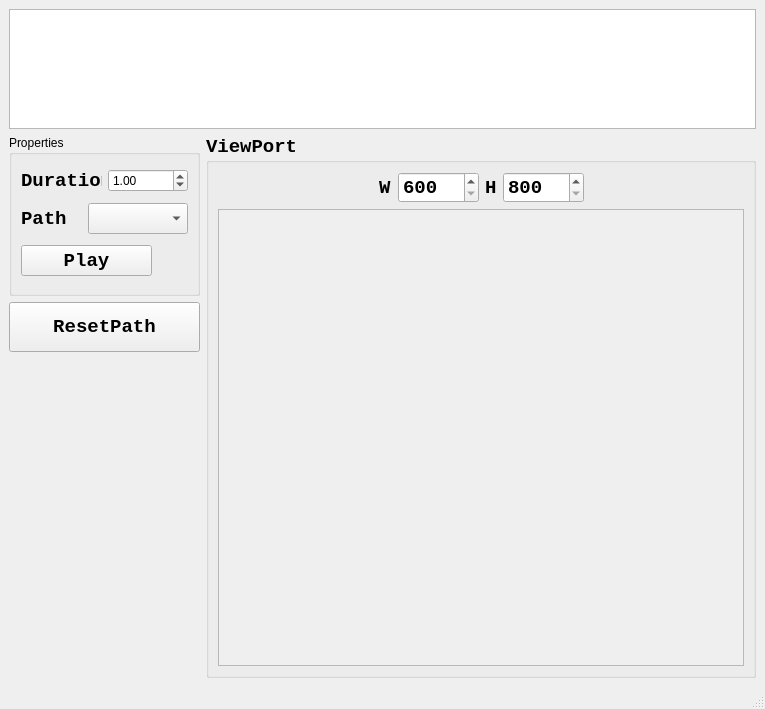
Old version of the form mainwindow.ui in the repository BIGCATDOG/AnimationPreviewer.
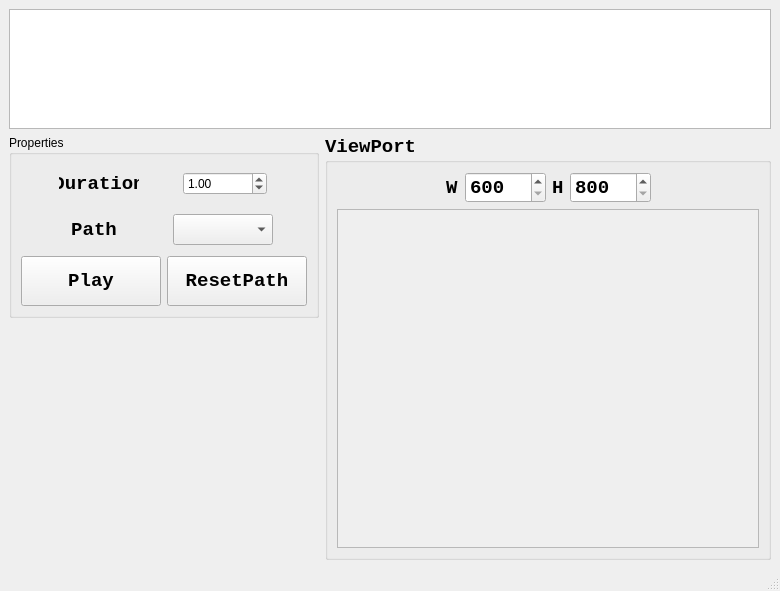
New version of the form. Custom widgets are drawn as their Qt base class.

Commit message: Ui layout adjust

The edit to the form file:
```diff
--- a/mainwindow.ui
+++ b/mainwindow.ui
@@ -6,15 +6,15 @@
    <rect>
     <x>0</x>
     <y>0</y>
-    <width>765</width>
-    <height>709</height>
+    <width>780</width>
+    <height>591</height>
    </rect>
   </property>
   <property name="windowTitle">
    <string>MainWindow</string>
   </property>
   <widget class="QWidget" name="centralwidget">
-   <layout class="QGridLayout" name="gridLayout_7">
+   <layout class="QGridLayout" name="gridLayout_4">
     <item row="0" column="0" colspan="2">
      <widget class="QListWidget" name="easingCurvePicker">
       <property name="minimumSize">
@@ -35,116 +35,65 @@
      </widget>
     </item>
     <item row="1" column="0">
-     <layout class="QGridLayout" name="gridLayout_4">
-      <item row="1" column="0">
-       <widget class="QPushButton" name="pushButton_2">
-        <property name="minimumSize">
-         <size>
-          <width>140</width>
-          <height>50</height>
-         </size>
-        </property>
-        <property name="font">
-         <font>
-          <family>Consolas</family>
-          <pointsize>14</pointsize>
-          <bold>true</bold>
-         </font>
-        </property>
-        <property name="text">
-         <string>ResetPath</string>
-        </property>
-       </widget>
-      </item>
-      <item row="2" column="0">
-       <spacer name="verticalSpacer">
-        <property name="orientation">
-         <enum>Qt::Vertical</enum>
-        </property>
-        <property name="sizeHint" stdset="0">
-         <size>
-          <width>20</width>
-          <height>40</height>
-         </size>
-        </property>
-       </spacer>
-      </item>
+     <layout class="QGridLayout" name="gridLayout_6">
       <item row="0" column="0">
        <widget class="QGroupBox" name="groupBox">
         <property name="minimumSize">
          <size>
-          <width>191</width>
-          <height>161</height>
+          <width>0</width>
+          <height>0</height>
          </size>
         </property>
         <property name="maximumSize">
          <size>
-          <width>191</width>
-          <height>161</height>
+          <width>16777215</width>
+          <height>16777215</height>
          </size>
         </property>
         <property name="title">
          <string>Properties</string>
         </property>
-        <layout class="QGridLayout" name="gridLayout_6">
-         <item row="1" column="0">
-          <layout class="QGridLayout" name="gridLayout_3">
-           <item row="0" column="0">
-            <widget class="QLabel" name="label">
-             <property name="font">
-              <font>
-               <family>Consolas</family>
-               <pointsize>14</pointsize>
-               <bold>true</bold>
-              </font>
-             </property>
-             <property name="text">
-              <string>Path</string>
-             </property>
-            </widget>
-           </item>
-           <item row="0" column="1">
-            <widget class="QComboBox" name="comboBox_pathType">
-             <property name="sizePolicy">
-              <sizepolicy hsizetype="Fixed" vsizetype="Fixed">
-               <horstretch>0</horstretch>
-               <verstretch>0</verstretch>
-              </sizepolicy>
-             </property>
-             <property name="minimumSize">
-              <size>
-               <width>100</width>
-               <height>31</height>
-              </size>
-             </property>
-             <property name="maximumSize">
-              <size>
-               <width>92</width>
-               <height>16777215</height>
-              </size>
-             </property>
-            </widget>
-           </item>
-          </layout>
-         </item>
-         <item row="0" column="0">
-          <layout class="QGridLayout" name="gridLayout">
+        <layout class="QGridLayout" name="gridLayout_7">
+         <item row="0" column="0" colspan="2">
+          <layout class="QGridLayout" name="gridLayout_5">
            <item row="0" column="0">
             <widget class="QLabel" name="label_3">
+             <property name="minimumSize">
+              <size>
+               <width>80</width>
+               <height>40</height>
+              </size>
+             </property>
+             <property name="maximumSize">
+              <size>
+               <width>80</width>
+               <height>40</height>
+              </size>
+             </property>
              <property name="font">
               <font>
                <family>Consolas</family>
                <pointsize>14</pointsize>
+               <weight>75</weight>
                <bold>true</bold>
               </font>
              </property>
              <property name="text">
               <string>Duration</string>
              </property>
+             <property name="alignment">
+              <set>Qt::AlignCenter</set>
+             </property>
             </widget>
            </item>
            <item row="0" column="1">
             <widget class="QDoubleSpinBox" name="doubleSpinBox">
+             <property name="sizePolicy">
+              <sizepolicy hsizetype="Fixed" vsizetype="Fixed">
+               <horstretch>0</horstretch>
+               <verstretch>0</verstretch>
+              </sizepolicy>
+             </property>
              <property name="minimum">
               <double>0.000000000000000</double>
              </property>
@@ -161,6 +110,62 @@
            </item>
           </layout>
          </item>
+         <item row="1" column="0" colspan="2">
+          <layout class="QGridLayout" name="gridLayout_3">
+           <item row="0" column="0">
+            <widget class="QLabel" name="label">
+             <property name="minimumSize">
+              <size>
+               <width>80</width>
+               <height>40</height>
+              </size>
+             </property>
+             <property name="maximumSize">
+              <size>
+               <width>80</width>
+               <height>40</height>
+              </size>
+             </property>
+             <property name="font">
+              <font>
+               <family>Consolas</family>
+               <pointsize>14</pointsize>
+               <weight>75</weight>
+               <bold>true</bold>
+              </font>
+             </property>
+             <property name="text">
+              <string>Path</string>
+             </property>
+             <property name="alignment">
+              <set>Qt::AlignCenter</set>
+             </property>
+            </widget>
+           </item>
+           <item row="0" column="1">
+            <widget class="QComboBox" name="comboBox_pathType">
+             <property name="sizePolicy">
+              <sizepolicy hsizetype="Preferred" vsizetype="Fixed">
+               <horstretch>0</horstretch>
+               <verstretch>0</verstretch>
+              </sizepolicy>
+             </property>
+             <property name="minimumSize">
+              <size>
+               <width>100</width>
+               <height>31</height>
+              </size>
+             </property>
+             <property name="maximumSize">
+              <size>
+               <width>92</width>
+               <height>16777215</height>
+              </size>
+             </property>
+            </widget>
+           </item>
+          </layout>
+         </item>
          <item row="2" column="0">
           <widget class="QPushButton" name="pushButton">
            <property name="sizePolicy">
@@ -171,14 +176,15 @@
            </property>
            <property name="minimumSize">
             <size>
-             <width>131</width>
-             <height>31</height>
+             <width>140</width>
+             <height>50</height>
             </size>
            </property>
            <property name="font">
             <font>
              <family>Consolas</family>
              <pointsize>14</pointsize>
+             <weight>75</weight>
              <bold>true</bold>
             </font>
            </property>
@@ -187,9 +193,43 @@
            </property>
           </widget>
          </item>
+         <item row="2" column="1">
+          <widget class="QPushButton" name="pushButton_2">
+           <property name="minimumSize">
+            <size>
+             <width>140</width>
+             <height>50</height>
+            </size>
+           </property>
+           <property name="font">
+            <font>
+             <family>Consolas</family>
+             <pointsize>14</pointsize>
+             <weight>75</weight>
+             <bold>true</bold>
+            </font>
+           </property>
+           <property name="text">
+            <string>ResetPath</string>
+           </property>
+          </widget>
+         </item>
         </layout>
        </widget>
       </item>
+      <item row="1" column="0">
+       <spacer name="verticalSpacer">
+        <property name="orientation">
+         <enum>Qt::Vertical</enum>
+        </property>
+        <property name="sizeHint" stdset="0">
+         <size>
+          <width>20</width>
+          <height>40</height>
+         </size>
+        </property>
+       </spacer>
+      </item>
      </layout>
     </item>
     <item row="1" column="1">
@@ -204,13 +244,14 @@
        <font>
         <family>Consolas</family>
         <pointsize>14</pointsize>
+        <weight>75</weight>
         <bold>true</bold>
        </font>
       </property>
       <property name="title">
        <string>ViewPort</string>
       </property>
-      <layout class="QGridLayout" name="gridLayout_5">
+      <layout class="QGridLayout" name="gridLayout">
        <item row="0" column="0">
         <layout class="QGridLayout" name="gridLayout_2">
          <item row="0" column="0">
```
Left out of the diff: 4 changed lines with no effect on the pictures. The commit also changes 1 other file.
